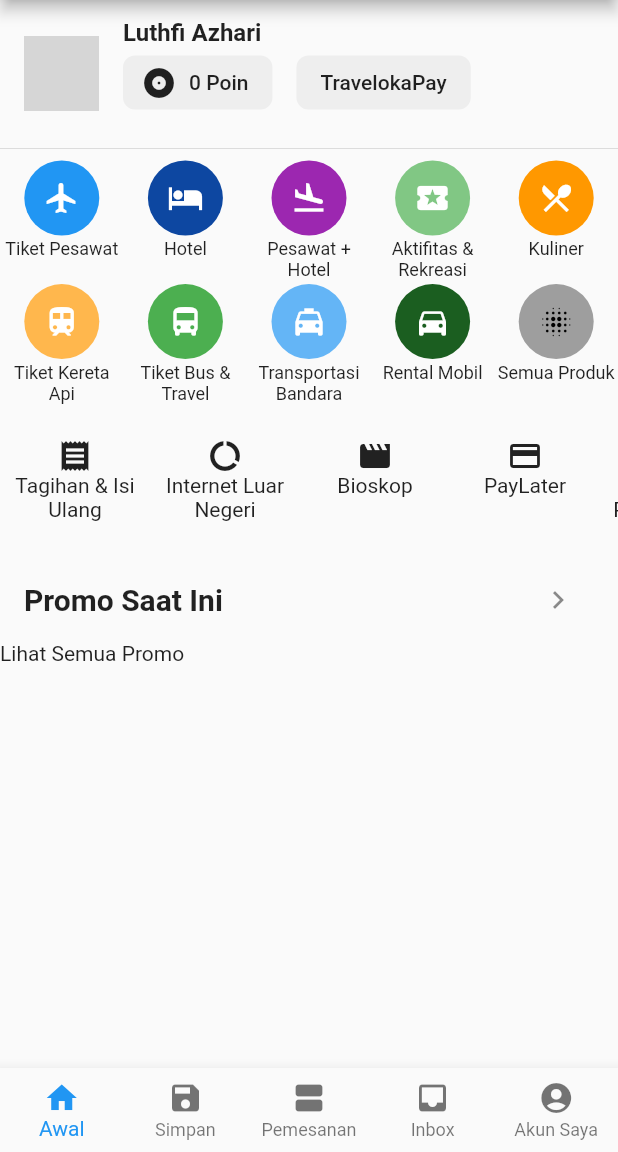
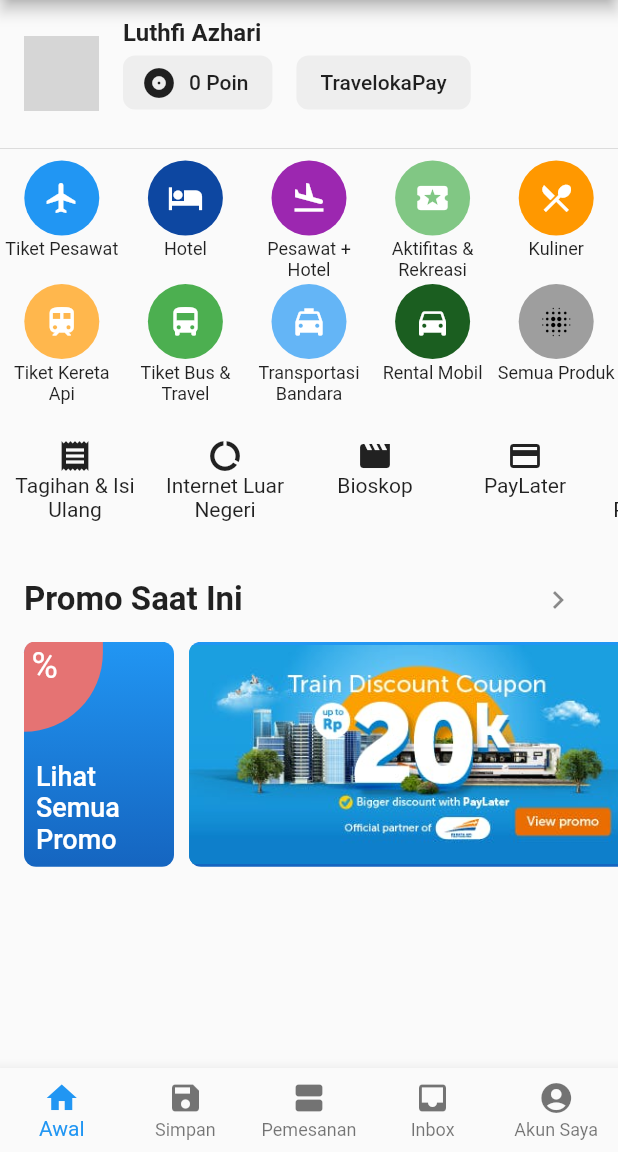
Before and after one commit to hifiaz/clone-traveloka, a Flutter app: the screen it shows after launch, on a phone screen of 412 x 824 dp, the part 84-1236 px from its top. Run offline on Flutter 3.47's test engine with Material 2 defaults, Android fonts, the phone set to English and light mode, and no system bars; network calls fail; grey boxes are pictures that could not be loaded.

Commit message:
update halaman promo

```diff
--- a/lib/pages/home.dart
+++ b/lib/pages/home.dart
@@ -224,14 +224,38 @@ class MenuTambahan extends StatelessWidget {
 }
 
 List<MenuTambahanItems> menuTambahan = [
-  MenuTambahanItems(title: 'Tagihan & Isi Ulang', icon: Icons.receipt,),
-  MenuTambahanItems(title: 'Internet Luar Negeri', icon: Icons.data_usage,),
-  MenuTambahanItems(title: 'Bioskop', icon: Icons.movie,),
-  MenuTambahanItems(title: 'PayLater', icon: Icons.payment,),
-  MenuTambahanItems(title: 'Status Penerbangan', icon: Icons.airplanemode_active,),
-  MenuTambahanItems(title: 'Pulsa & Paket Internet', icon: Icons.signal_cellular_4_bar,),
-  MenuTambahanItems(title: 'Online Check-In', icon: Icons.airplanemode_inactive,),
-  MenuTambahanItems(title: 'Notifikasi Harga', icon: Icons.notifications,),
+  MenuTambahanItems(
+    title: 'Tagihan & Isi Ulang',
+    icon: Icons.receipt,
+  ),
+  MenuTambahanItems(
+    title: 'Internet Luar Negeri',
+    icon: Icons.data_usage,
+  ),
+  MenuTambahanItems(
+    title: 'Bioskop',
+    icon: Icons.movie,
+  ),
+  MenuTambahanItems(
+    title: 'PayLater',
+    icon: Icons.payment,
+  ),
+  MenuTambahanItems(
+    title: 'Status Penerbangan',
+    icon: Icons.airplanemode_active,
+  ),
+  MenuTambahanItems(
+    title: 'Pulsa & Paket Internet',
+    icon: Icons.signal_cellular_4_bar,
+  ),
+  MenuTambahanItems(
+    title: 'Online Check-In',
+    icon: Icons.airplanemode_inactive,
+  ),
+  MenuTambahanItems(
+    title: 'Notifikasi Harga',
+    icon: Icons.notifications,
+  ),
 ];
 
 class MenuTambahanItems extends StatelessWidget {
@@ -261,20 +285,87 @@ class Promo extends StatelessWidget {
     return Column(
       children: <Widget>[
         ListTile(
-          title: Text('Promo Saat Ini', style: TextStyle(fontWeight: FontWeight.w600, fontSize: 20.0),),
+          title: Text(
+            'Promo Saat Ini',
+            style: TextStyle(fontWeight: FontWeight.w600, fontSize: 22.0),
+          ),
           trailing: IconButton(
             icon: Icon(Icons.keyboard_arrow_right),
-            onPressed: (){},
+            onPressed: () {},
           ),
         ),
-        Row(
-          children: <Widget>[
-            Container(
-              height: 100.0,
-              width: 200.0,
-              child: Text('Lihat Semua Promo'),
-            )
-          ],
+        Container(
+          width: double.infinity,
+          height: 150.0,
+          padding: const EdgeInsets.only(left: 8.0),
+          child: ListView(
+            scrollDirection: Axis.horizontal,
+            children: <Widget>[
+              Container(
+                decoration: BoxDecoration(
+                  gradient: LinearGradient(
+                      begin: Alignment.topCenter,
+                      end: Alignment.bottomCenter,
+                      colors: [
+                        Colors.blue,
+                        Colors.blue[800],
+                      ]),
+                  borderRadius: BorderRadius.circular(8.0),
+                ),
+                // padding: EdgeInsets.all(8.0),
+                margin: EdgeInsets.only(left: 8.0),
+                height: 150.0,
+                width: 100.0,
+                child: Column(
+                  crossAxisAlignment: CrossAxisAlignment.start,
+                  children: <Widget>[
+                    Container(
+                      decoration: BoxDecoration(
+                        color: Colors.red[300],
+                        borderRadius: BorderRadius.only(
+                          topLeft: Radius.elliptical(20.0,20.0),
+                          bottomRight: Radius.elliptical(150.0, 150.0)
+                        )
+                      ),
+                      child: Padding(
+                        padding: const EdgeInsets.only(top: 2.0, left: 5.0, right: 30.0, bottom: 30.0),
+                        child: Text('%', style: TextStyle(fontSize: 24.0,color: Colors.white),),
+                      )),
+                    Expanded(
+                      child: Container(),
+                    ),
+                    Padding(
+                      padding: const EdgeInsets.all(8.0),
+                      child: Text(
+                        'Lihat Semua \nPromo',
+                        style: TextStyle(
+                            fontWeight: FontWeight.w500,
+                            color: Colors.white,
+                            fontSize: 18.0),
+                      ),
+                    )
+                  ],
+                ),
+              ),
+              Container(
+                decoration: BoxDecoration(
+                    gradient: LinearGradient(
+                        begin: Alignment.topCenter,
+                        end: Alignment.bottomCenter,
+                        colors: [
+                          Colors.blue,
+                          Colors.blue[800],
+                        ]),
+                    borderRadius: BorderRadius.circular(8.0),
+                    image: DecorationImage(
+                        image: AssetImage('images/promo.jpeg'))),
+                margin: EdgeInsets.only(left: 10.0),
+                height: 150.0,
+                width: 300.0,
+                child: null,
+              )
+            ],
+          ),
         )
       ],
     );
--- a/pubspec.yaml
+++ b/pubspec.yaml
@@ -37,7 +37,8 @@ flutter:
   uses-material-design: true
 
   # To add assets to your application, add an assets section, like this:
-  # assets:
+  assets:
+   - images/
   #  - images/a_dot_burr.jpeg
   #  - images/a_dot_ham.jpeg
 
```
Also changed, not shown: images/promo.jpeg (added).
